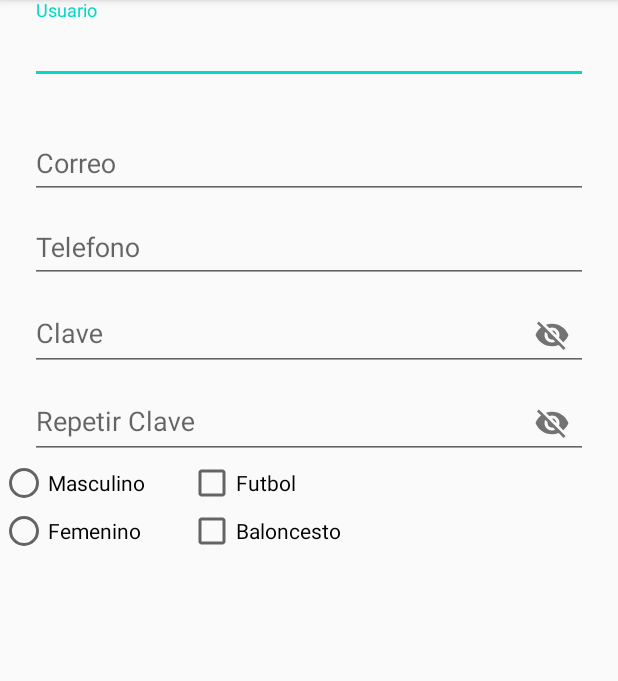
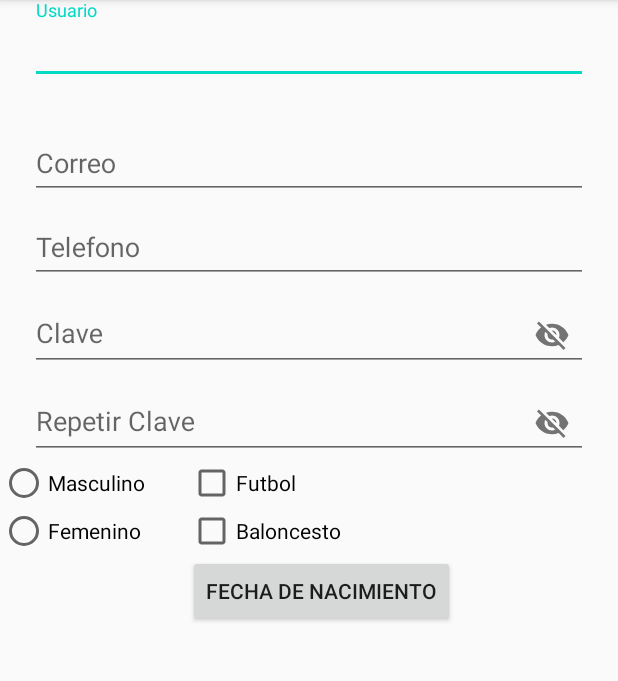
Before and after one commit to jolgo1989/Formulario, an Android app: the screen it shows after launch (MainActivity), on a phone screen of 412 x 824 dp, the part 84-765 px from its top. Run offline under Robolectric (Android 15) with nearby library versions, the phone set to English and light mode, and no system bars.

Commit message:
Se agrego botton

```diff
--- a/app/src/main/res/layout/activity_main.xml
+++ b/app/src/main/res/layout/activity_main.xml
@@ -83,8 +83,8 @@
     </com.google.android.material.textfield.TextInputLayout>
 
     <LinearLayout
-        android:layout_width="328dp"
-        android:layout_height="83dp"
+        android:layout_width="match_parent"
+        android:layout_height="126dp"
         android:orientation="horizontal">
 
         <RadioGroup
@@ -107,8 +107,8 @@
         </RadioGroup>
 
         <RadioGroup
-            android:layout_width="122dp"
-            android:layout_height="match_parent">
+            android:layout_width="match_parent"
+            android:layout_height="wrap_content">
 
             <CheckBox
                 android:id="@+id/checkBoxFutbol"
@@ -121,6 +121,13 @@
                 android:layout_width="wrap_content"
                 android:layout_height="wrap_content"
                 android:text="@string/baloncesto" />
+
+            <Button
+                android:id="@+id/button"
+                android:layout_width="wrap_content"
+                android:layout_height="wrap_content"
+                android:text="@string/fechaNacimiento" />
+
         </RadioGroup>
 
     </LinearLayout>
--- a/app/src/main/res/values/strings.xml
+++ b/app/src/main/res/values/strings.xml
@@ -11,5 +11,6 @@
     <string name="femenino">Femenino</string>
     <string name="futbol">Futbol</string>
     <string name="baloncesto">Baloncesto</string>
+    <string name="fechaNacimiento">Fecha de nacimiento</string>
 
 </resources>
```
